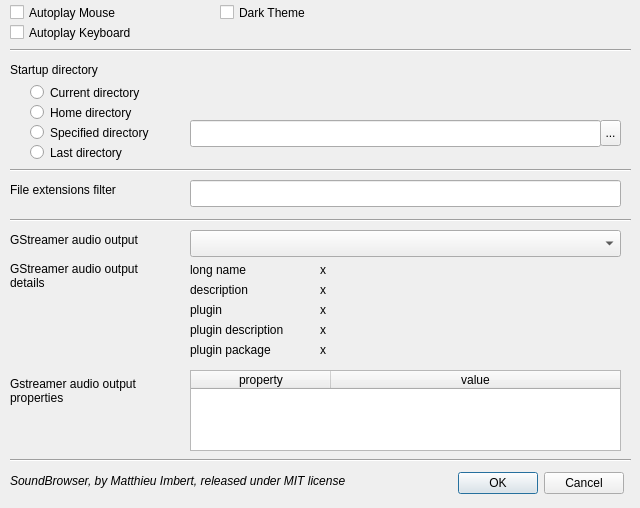
The window that ui/prefs_dial.ui (mimbert/soundbrowser) describes before a commit, drawn with Qt 5.
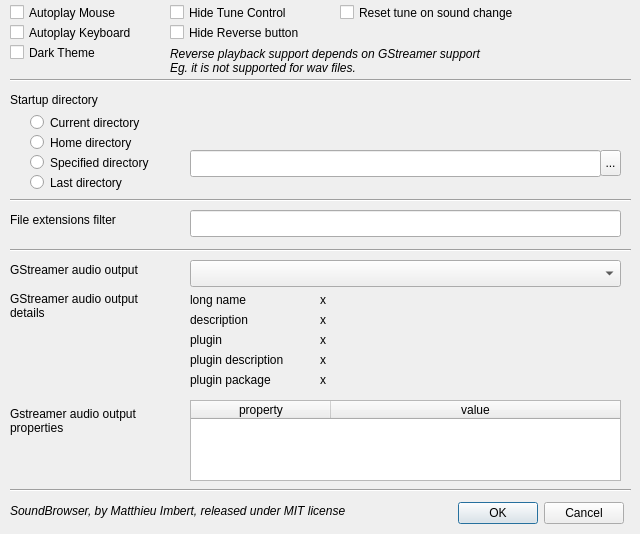
The same window after the commit. Icons and pictures are not drawn.

Commit message: add playback rate control and reverse playback + improve slider behavior

The edit to the form file:
```diff
--- a/ui/prefs_dial.ui
+++ b/ui/prefs_dial.ui
@@ -7,7 +7,7 @@
     <x>0</x>
     <y>0</y>
     <width>640</width>
-    <height>508</height>
+    <height>534</height>
    </rect>
   </property>
   <property name="sizePolicy">
@@ -30,7 +30,7 @@
    <property name="geometry">
     <rect>
      <x>450</x>
-     <y>470</y>
+     <y>500</y>
      <width>181</width>
      <height>27</height>
     </rect>
@@ -49,7 +49,7 @@
    <property name="geometry">
     <rect>
      <x>30</x>
-     <y>80</y>
+     <y>110</y>
      <width>141</width>
      <height>25</height>
     </rect>
@@ -68,7 +68,7 @@
    <property name="geometry">
     <rect>
      <x>30</x>
-     <y>100</y>
+     <y>130</y>
      <width>129</width>
      <height>25</height>
     </rect>
@@ -87,7 +87,7 @@
    <property name="geometry">
     <rect>
      <x>30</x>
-     <y>120</y>
+     <y>150</y>
      <width>151</width>
      <height>25</height>
     </rect>
@@ -106,7 +106,7 @@
    <property name="geometry">
     <rect>
      <x>190</x>
-     <y>120</y>
+     <y>150</y>
      <width>411</width>
      <height>27</height>
     </rect>
@@ -116,7 +116,7 @@
    <property name="geometry">
     <rect>
      <x>30</x>
-     <y>140</y>
+     <y>170</y>
      <width>131</width>
      <height>25</height>
     </rect>
@@ -129,7 +129,7 @@
    <property name="geometry">
     <rect>
      <x>600</x>
-     <y>120</y>
+     <y>150</y>
      <width>21</width>
      <height>26</height>
     </rect>
@@ -142,7 +142,7 @@
    <property name="geometry">
     <rect>
      <x>10</x>
-     <y>60</y>
+     <y>90</y>
      <width>151</width>
      <height>19</height>
     </rect>
@@ -161,7 +161,7 @@
    <property name="geometry">
     <rect>
      <x>10</x>
-     <y>180</y>
+     <y>210</y>
      <width>141</width>
      <height>19</height>
     </rect>
@@ -180,7 +180,7 @@
    <property name="geometry">
     <rect>
      <x>190</x>
-     <y>180</y>
+     <y>210</y>
      <width>431</width>
      <height>27</height>
     </rect>
@@ -190,7 +190,7 @@
    <property name="geometry">
     <rect>
      <x>10</x>
-     <y>230</y>
+     <y>260</y>
      <width>171</width>
      <height>19</height>
     </rect>
@@ -203,7 +203,7 @@
    <property name="geometry">
     <rect>
      <x>190</x>
-     <y>230</y>
+     <y>260</y>
      <width>431</width>
      <height>27</height>
     </rect>
@@ -213,7 +213,7 @@
    <property name="geometry">
     <rect>
      <x>190</x>
-     <y>370</y>
+     <y>400</y>
      <width>431</width>
      <height>81</height>
     </rect>
@@ -257,7 +257,7 @@
    <property name="geometry">
     <rect>
      <x>10</x>
-     <y>370</y>
+     <y>400</y>
      <width>161</width>
      <height>41</height>
     </rect>
@@ -271,7 +271,7 @@
    <property name="geometry">
     <rect>
      <x>10</x>
-     <y>250</y>
+     <y>280</y>
      <width>171</width>
      <height>51</height>
     </rect>
@@ -285,7 +285,7 @@
    <property name="geometry">
     <rect>
      <x>190</x>
-     <y>260</y>
+     <y>290</y>
      <width>81</width>
      <height>19</height>
     </rect>
@@ -298,7 +298,7 @@
    <property name="geometry">
     <rect>
      <x>190</x>
-     <y>280</y>
+     <y>310</y>
      <width>91</width>
      <height>19</height>
     </rect>
@@ -311,7 +311,7 @@
    <property name="geometry">
     <rect>
      <x>190</x>
-     <y>300</y>
+     <y>330</y>
      <width>91</width>
      <height>19</height>
     </rect>
@@ -324,7 +324,7 @@
    <property name="geometry">
     <rect>
      <x>190</x>
-     <y>320</y>
+     <y>350</y>
      <width>131</width>
      <height>19</height>
     </rect>
@@ -337,7 +337,7 @@
    <property name="geometry">
     <rect>
      <x>190</x>
-     <y>340</y>
+     <y>370</y>
      <width>131</width>
      <height>19</height>
     </rect>
@@ -350,7 +350,7 @@
    <property name="geometry">
     <rect>
      <x>320</x>
-     <y>260</y>
+     <y>290</y>
      <width>301</width>
      <height>19</height>
     </rect>
@@ -363,7 +363,7 @@
    <property name="geometry">
     <rect>
      <x>320</x>
-     <y>280</y>
+     <y>310</y>
      <width>301</width>
      <height>19</height>
     </rect>
@@ -376,7 +376,7 @@
    <property name="geometry">
     <rect>
      <x>320</x>
-     <y>300</y>
+     <y>330</y>
      <width>301</width>
      <height>19</height>
     </rect>
@@ -389,7 +389,7 @@
    <property name="geometry">
     <rect>
      <x>320</x>
-     <y>320</y>
+     <y>350</y>
      <width>301</width>
      <height>19</height>
     </rect>
@@ -402,7 +402,7 @@
    <property name="geometry">
     <rect>
      <x>320</x>
-     <y>340</y>
+     <y>370</y>
      <width>301</width>
      <height>19</height>
     </rect>
@@ -441,7 +441,7 @@
    <property name="geometry">
     <rect>
      <x>10</x>
-     <y>40</y>
+     <y>70</y>
      <width>621</width>
      <height>20</height>
     </rect>
@@ -454,7 +454,7 @@
    <property name="geometry">
     <rect>
      <x>10</x>
-     <y>210</y>
+     <y>240</y>
      <width>621</width>
      <height>20</height>
     </rect>
@@ -467,7 +467,7 @@
    <property name="geometry">
     <rect>
      <x>10</x>
-     <y>160</y>
+     <y>190</y>
      <width>621</width>
      <height>20</height>
     </rect>
@@ -480,7 +480,7 @@
    <property name="geometry">
     <rect>
      <x>10</x>
-     <y>450</y>
+     <y>480</y>
      <width>621</width>
      <height>20</height>
     </rect>
@@ -493,7 +493,7 @@
    <property name="geometry">
     <rect>
      <x>10</x>
-     <y>470</y>
+     <y>500</y>
      <width>441</width>
      <height>21</height>
     </rect>
@@ -512,8 +512,8 @@
   <widget class="QCheckBox" name="check_dark_theme">
    <property name="geometry">
     <rect>
-     <x>220</x>
-     <y>0</y>
+     <x>10</x>
+     <y>40</y>
      <width>141</width>
      <height>25</height>
     </rect>
@@ -522,6 +522,64 @@
     <string>Dark Theme</string>
    </property>
   </widget>
+  <widget class="QCheckBox" name="check_hide_tune">
+   <property name="geometry">
+    <rect>
+     <x>170</x>
+     <y>0</y>
+     <width>151</width>
+     <height>25</height>
+    </rect>
+   </property>
+   <property name="text">
+    <string>Hide Tune Control</string>
+   </property>
+  </widget>
+  <widget class="QCheckBox" name="check_hide_reverse">
+   <property name="geometry">
+    <rect>
+     <x>170</x>
+     <y>20</y>
+     <width>171</width>
+     <height>25</height>
+    </rect>
+   </property>
+   <property name="text">
+    <string>Hide Reverse button</string>
+   </property>
+  </widget>
+  <widget class="QLabel" name="label_2">
+   <property name="geometry">
+    <rect>
+     <x>170</x>
+     <y>40</y>
+     <width>431</width>
+     <height>41</height>
+    </rect>
+   </property>
+   <property name="font">
+    <font>
+     <italic>true</italic>
+    </font>
+   </property>
+   <property name="text">
+    <string>Reverse playback support depends on GStreamer support
+Eg. it is not supported for wav files.</string>
+   </property>
+  </widget>
+  <widget class="QCheckBox" name="check_reset_tune_between_sounds">
+   <property name="geometry">
+    <rect>
+     <x>340</x>
+     <y>0</y>
+     <width>231</width>
+     <height>25</height>
+    </rect>
+   </property>
+   <property name="text">
+    <string>Reset tune on sound change</string>
+   </property>
+  </widget>
  </widget>
  <resources>
   <include location="soundbrowser.qrc"/>
```
The commit also changes 2 other files.
